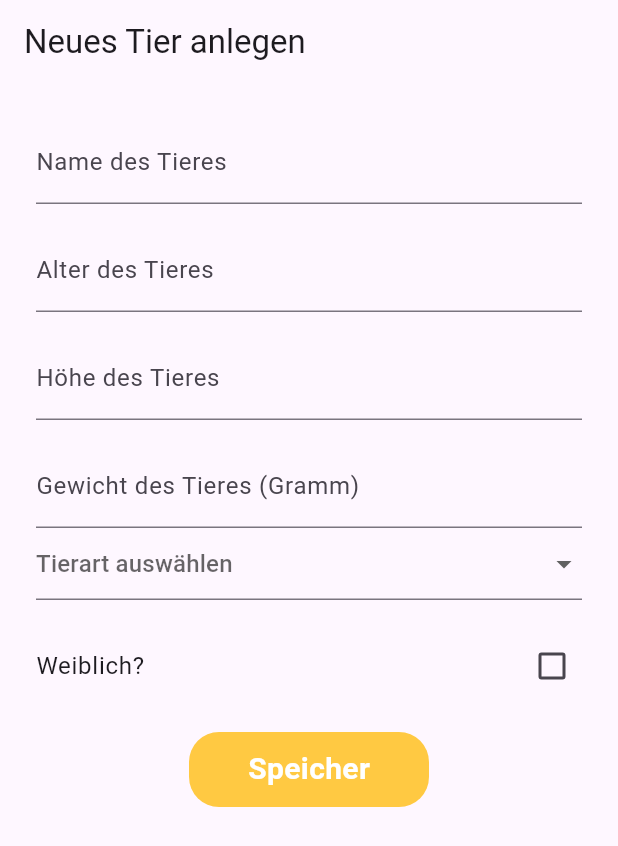
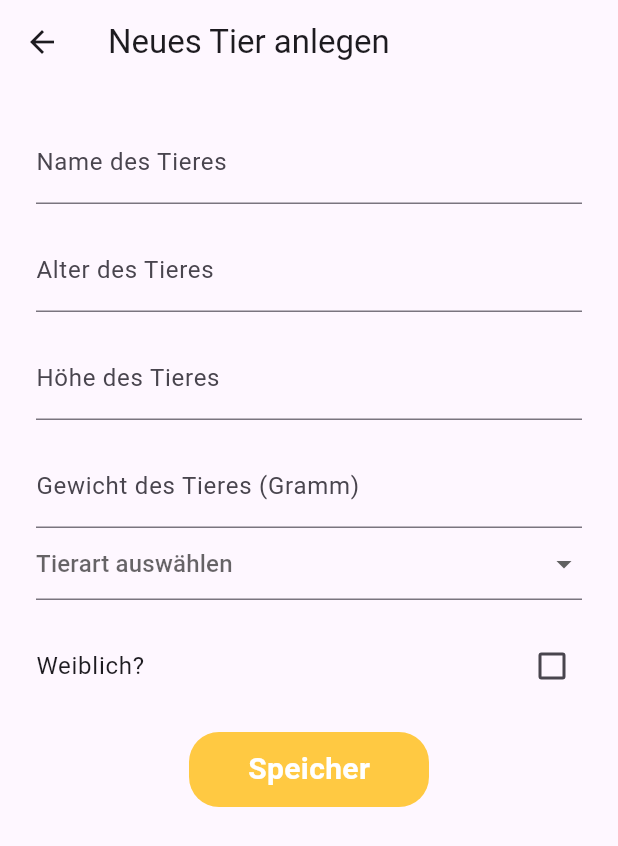
Before and after one commit to Isedin/pets-adopting-app, a Flutter app: the CreatePetScreen screen opened directly, on a phone screen of 412 x 824 dp. Shown: the top 846 px of the screen. Run offline on Flutter 3.47's test engine with Material 3 defaults, Android fonts, the phone set to English and light mode, and no system bars.

Commit message:
Refactor navigation and layout in the app
- Updated main.dart to implement named routes and set initial route to SplashScreen.
- Modified CreatePetScreen to adjust padding based on device orientation and navigate to HomeScreen after saving a pet.
- Enhanced HomeScreen to navigate to DetailPetScreen on pet selection and to CreatePetScreen via FloatingActionButton.
- Added SplashScreen with a timer to navigate to HomeScreen after a delay.
- Adjusted CustomButton width based on screen size.
- Included logo asset in pubspec.yaml.

```diff
--- a/lib/screens/create_pet_screen.dart
+++ b/lib/screens/create_pet_screen.dart
@@ -24,7 +24,12 @@ class _CreatePetScreenState extends State<CreatePetScreen> {
       appBar: AppBar(title: const Text('Neues Tier anlegen')),
       body: SafeArea(
         child: SingleChildScrollView(
-          padding: const EdgeInsets.all(24),
+          padding: MediaQuery.of(context).orientation == Orientation.portrait
+              ? const EdgeInsets.all(24)
+              : EdgeInsets.symmetric(
+                  horizontal: MediaQuery.of(context).size.width / 5,
+                  vertical: 40,
+                ),
           child: Form(
             key: _formKey,
             child: Column(
@@ -135,6 +140,7 @@ class _CreatePetScreenState extends State<CreatePetScreen> {
                       );
                       print("$pet");
                     }
+                    Navigator.pushNamed(context, "/home");
                   },
                   label: "Speicher",
                 ),
--- a/lib/screens/splash_screen.dart
+++ b/lib/screens/splash_screen.dart
@@ -1,3 +1,4 @@
+import 'dart:async';
 import 'package:flutter/material.dart';
 
 class SplashScreen extends StatelessWidget {
@@ -5,6 +6,9 @@ class SplashScreen extends StatelessWidget {
 
   @override
   Widget build(BuildContext context) {
+    Timer(const Duration(seconds: 3), () {
+      Navigator.pushNamed(context, "/home");
+    });
     return Scaffold(
       body: SafeArea(
         child: Center(
@@ -14,6 +18,7 @@ class SplashScreen extends StatelessWidget {
           ),
         ),
       ),
+      backgroundColor: Colors.blue,
     );
   }
 }
--- a/lib/widgets/custom_button.dart
+++ b/lib/widgets/custom_button.dart
@@ -14,7 +14,7 @@ class CustomButton extends StatelessWidget {
         : GestureDetector(
             onTap: () => onPressed(),
             child: Container(
-              width: 160,
+              width: MediaQuery.of(context).size.width > 600 ? 300 : 160,
               height: 50,
               decoration: const BoxDecoration(
                 borderRadius: BorderRadius.all(Radius.circular(20)),
--- a/pubspec.yaml
+++ b/pubspec.yaml
@@ -62,6 +62,7 @@ flutter:
     - assets/images/fish.jpg
     - assets/images/cat.jpg
     - assets/images/bird.jpg
+    - assets/images/logo.png
 
   # To add assets to your application, add an assets section, like this:
   # assets:
```
Also changed, not shown: lib/main.dart (+9 -2 lines), lib/screens/home_screen.dart (+9 -4 lines).
